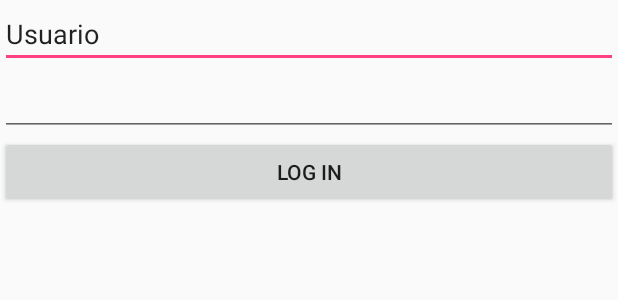
After one commit to GonzaNMoreno/FirstAppOnAndroid, an Android app: the layout second_activity.xml on its own in the app's theme, with its tools: preview values and no code run, on a phone screen of 412 x 824 dp. The commit adds this screen. Shown: the top 300 px of the screen. Run offline under Robolectric (Android 15) with nearby library versions, the phone set to English and light mode, and no system bars.

Commit message:
Second activity, con un user and pass trucheli

```diff
--- a/app/src/main/AndroidManifest.xml
+++ b/app/src/main/AndroidManifest.xml
@@ -15,6 +15,7 @@
                 <category android:name="android.intent.category.LAUNCHER" />
             </intent-filter>
         </activity>
+        <activity android:name=".SecondActivity" />
     </application>
 
 </manifest>
--- /dev/null
+++ b/app/src/main/res/layout/second_activity.xml
@@ -0,0 +1,25 @@
+<?xml version="1.0" encoding="utf-8"?>
+<LinearLayout xmlns:android="http://schemas.android.com/apk/res/android"
+              android:orientation="vertical"
+              android:layout_width="match_parent"
+              android:layout_height="match_parent">
+
+    <EditText
+            android:layout_width="match_parent"
+            android:layout_height="wrap_content"
+            android:inputType="textPersonName"
+            android:text="Usuario"
+            android:ems="10"
+            android:id="@+id/txtUser"/>
+    <EditText
+            android:layout_width="match_parent"
+            android:layout_height="wrap_content"
+            android:inputType="textPassword"
+            android:ems="10"
+            android:id="@+id/txtPassword"/>
+    <Button
+            android:text="Log In"
+            android:layout_width="match_parent"
+            android:layout_height="wrap_content" android:id="@+id/btnIngresar"
+            android:elevation="0dp"/>
+</LinearLayout>
--- a/app/src/main/res/values/strings.xml
+++ b/app/src/main/res/values/strings.xml
@@ -1,3 +1,4 @@
 <resources>
     <string name="app_name">MyFirstApplication</string>
+    <string name="second_activity">Second Activity</string>
 </resources>
```
Also changed, not shown: app/src/main/java/com/example/gmoreno/myfirstapplication/MainActivity.java (+19 -1 lines), app/src/main/java/com/example/gmoreno/myfirstapplication/SecondActivity.java (+23 -0 lines), app/src/main/res/layout/activity_main.xml (+21 -4 lines).
